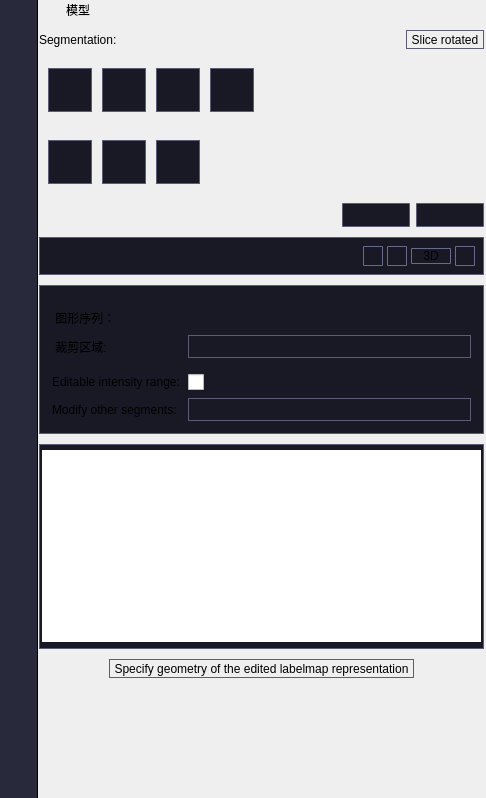
Above: Modules/Loadable/Segmentations/Widgets/Resources/UI/qMRMLSegmentEditorWidget.ui from fucklv/3DViewer before the change. Below: the same form after it.
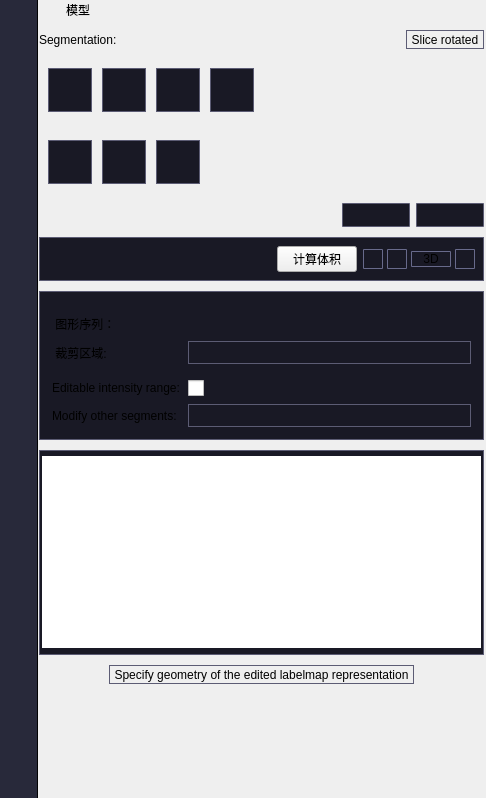
That is the form after the change. Icons and pictures are not drawn. Custom widgets are drawn as their Qt base class.

Commit message: 更新体积

Diff of the .ui file:
```diff
--- a/Modules/Loadable/Segmentations/Widgets/Resources/UI/qMRMLSegmentEditorWidget.ui
+++ b/Modules/Loadable/Segmentations/Widgets/Resources/UI/qMRMLSegmentEditorWidget.ui
@@ -920,6 +920,13 @@
             </property>
            </spacer>
           </item>
+          <item>
+           <widget class="QPushButton" name="statisticsButton">
+            <property name="text">
+             <string>计算体积</string>
+            </property>
+           </widget>
+          </item>
           <item>
            <layout class="QHBoxLayout" name="SegmentActionsLayout">
             <property name="spacing">
```
The commit also changes 6 other files.
